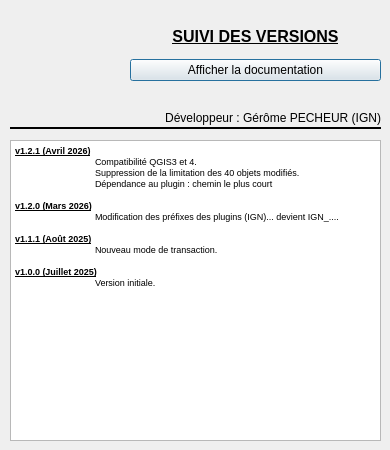
Above: aproposde.ui from IGNF/assistant-complexe-qgis-plugin before the change. Below: the same form after it.
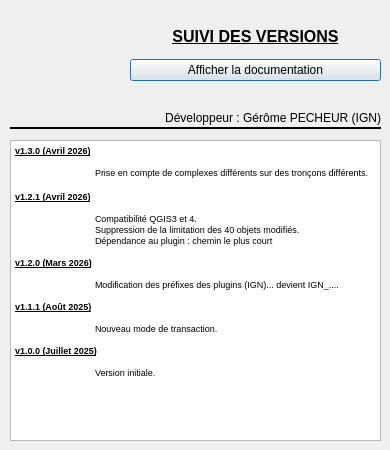
That is the form after the change. Icons and pictures are not drawn.

The edit to the form file:
```diff
--- a/aproposde.ui
+++ b/aproposde.ui
@@ -100,18 +100,26 @@
 &lt;html&gt;&lt;head&gt;&lt;meta name=&quot;qrichtext&quot; content=&quot;1&quot; /&gt;&lt;style type=&quot;text/css&quot;&gt;
 p, li { white-space: pre-wrap; }
 &lt;/style&gt;&lt;/head&gt;&lt;body style=&quot; font-family:'MS Shell Dlg 2'; font-size:8.25pt; font-weight:400; font-style:normal;&quot;&gt;
+&lt;p style=&quot; margin-top:0px; margin-bottom:0px; margin-left:0px; margin-right:0px; -qt-block-indent:0; text-indent:0px;&quot;&gt;&lt;span style=&quot; font-size:7pt; font-weight:600; text-decoration: underline;&quot;&gt;v1.3.0 (Avril 2026)&lt;/span&gt;&lt;/p&gt;
+&lt;p style=&quot; margin-top:0px; margin-bottom:0px; margin-left:0px; margin-right:0px; -qt-block-indent:0; text-indent:0px;&quot;&gt;&lt;span style=&quot; font-size:7pt;&quot;&gt;	&lt;/span&gt;&lt;/p&gt;
+&lt;p style=&quot; margin-top:0px; margin-bottom:0px; margin-left:0px; margin-right:0px; -qt-block-indent:0; text-indent:0px;&quot;&gt;&lt;span style=&quot; font-size:7pt;&quot;&gt;	Prise en compte de complexes différents sur des tronçons différents.&lt;/span&gt;&lt;/p&gt;
+&lt;p style=&quot;-qt-paragraph-type:empty; margin-top:0px; margin-bottom:0px; margin-left:0px; margin-right:0px; -qt-block-indent:0; text-indent:0px; font-size:8pt;&quot;&gt;&lt;br /&gt;&lt;/p&gt;
 &lt;p style=&quot; margin-top:0px; margin-bottom:0px; margin-left:0px; margin-right:0px; -qt-block-indent:0; text-indent:0px;&quot;&gt;&lt;span style=&quot; font-size:7pt; font-weight:600; text-decoration: underline;&quot;&gt;v1.2.1 (Avril 2026)&lt;/span&gt;&lt;/p&gt;
+&lt;p style=&quot;-qt-paragraph-type:empty; margin-top:0px; margin-bottom:0px; margin-left:0px; margin-right:0px; -qt-block-indent:0; text-indent:0px; font-size:7pt; font-weight:600; text-decoration: underline;&quot;&gt;&lt;br /&gt;&lt;/p&gt;
 &lt;p style=&quot; margin-top:0px; margin-bottom:0px; margin-left:0px; margin-right:0px; -qt-block-indent:0; text-indent:0px;&quot;&gt;&lt;span style=&quot; font-size:7pt;&quot;&gt;	Compatibilité QGIS3 et 4.&lt;/span&gt;&lt;/p&gt;
 &lt;p style=&quot; margin-top:0px; margin-bottom:0px; margin-left:0px; margin-right:0px; -qt-block-indent:0; text-indent:0px;&quot;&gt;&lt;span style=&quot; font-size:7pt;&quot;&gt;	Suppression de la limitation des 40 objets modifiés.&lt;/span&gt;&lt;/p&gt;
 &lt;p style=&quot; margin-top:0px; margin-bottom:0px; margin-left:0px; margin-right:0px; -qt-block-indent:0; text-indent:0px;&quot;&gt;&lt;span style=&quot; font-size:7pt;&quot;&gt;	Dépendance au plugin : chemin le plus court&lt;/span&gt;&lt;/p&gt;
 &lt;p style=&quot;-qt-paragraph-type:empty; margin-top:0px; margin-bottom:0px; margin-left:0px; margin-right:0px; -qt-block-indent:0; text-indent:0px; font-size:7pt;&quot;&gt;&lt;br /&gt;&lt;/p&gt;
 &lt;p style=&quot; margin-top:0px; margin-bottom:0px; margin-left:0px; margin-right:0px; -qt-block-indent:0; text-indent:0px;&quot;&gt;&lt;span style=&quot; font-size:7pt; font-weight:600; text-decoration: underline;&quot;&gt;v1.2.0 (Mars 2026)&lt;/span&gt;&lt;/p&gt;
+&lt;p style=&quot;-qt-paragraph-type:empty; margin-top:0px; margin-bottom:0px; margin-left:0px; margin-right:0px; -qt-block-indent:0; text-indent:0px; font-size:7pt; font-weight:600; text-decoration: underline;&quot;&gt;&lt;br /&gt;&lt;/p&gt;
 &lt;p style=&quot; margin-top:0px; margin-bottom:0px; margin-left:0px; margin-right:0px; -qt-block-indent:0; text-indent:0px;&quot;&gt;&lt;span style=&quot; font-size:7pt;&quot;&gt;	Modification des préfixes des plugins (IGN)... devient IGN_....&lt;/span&gt;&lt;/p&gt;
 &lt;p style=&quot;-qt-paragraph-type:empty; margin-top:0px; margin-bottom:0px; margin-left:0px; margin-right:0px; -qt-block-indent:0; text-indent:0px; font-size:7pt;&quot;&gt;&lt;br /&gt;&lt;/p&gt;
 &lt;p style=&quot; margin-top:0px; margin-bottom:0px; margin-left:0px; margin-right:0px; -qt-block-indent:0; text-indent:0px;&quot;&gt;&lt;span style=&quot; font-size:7pt; font-weight:600; text-decoration: underline;&quot;&gt;v1.1.1 (Août 2025)&lt;/span&gt;&lt;/p&gt;
+&lt;p style=&quot;-qt-paragraph-type:empty; margin-top:0px; margin-bottom:0px; margin-left:0px; margin-right:0px; -qt-block-indent:0; text-indent:0px; font-size:7pt; font-weight:600; text-decoration: underline;&quot;&gt;&lt;br /&gt;&lt;/p&gt;
 &lt;p style=&quot; margin-top:0px; margin-bottom:0px; margin-left:0px; margin-right:0px; -qt-block-indent:0; text-indent:0px;&quot;&gt;&lt;span style=&quot; font-size:7pt;&quot;&gt;	Nouveau mode de transaction.&lt;/span&gt;&lt;/p&gt;
 &lt;p style=&quot;-qt-paragraph-type:empty; margin-top:0px; margin-bottom:0px; margin-left:0px; margin-right:0px; -qt-block-indent:0; text-indent:0px; font-size:7pt;&quot;&gt;&lt;br /&gt;&lt;/p&gt;
 &lt;p style=&quot; margin-top:0px; margin-bottom:0px; margin-left:0px; margin-right:0px; -qt-block-indent:0; text-indent:0px;&quot;&gt;&lt;span style=&quot; font-size:7pt; font-weight:600; text-decoration: underline;&quot;&gt;v1.0.0 (Juillet 2025)&lt;/span&gt;&lt;/p&gt;
+&lt;p style=&quot;-qt-paragraph-type:empty; margin-top:0px; margin-bottom:0px; margin-left:0px; margin-right:0px; -qt-block-indent:0; text-indent:0px; font-size:7pt; font-weight:600; text-decoration: underline;&quot;&gt;&lt;br /&gt;&lt;/p&gt;
 &lt;p style=&quot; margin-top:0px; margin-bottom:0px; margin-left:0px; margin-right:0px; -qt-block-indent:0; text-indent:0px;&quot;&gt;&lt;span style=&quot; font-size:7pt;&quot;&gt;	Version initiale.&lt;/span&gt;&lt;/p&gt;&lt;/body&gt;&lt;/html&gt;</string>
    </property>
   </widget>
```
